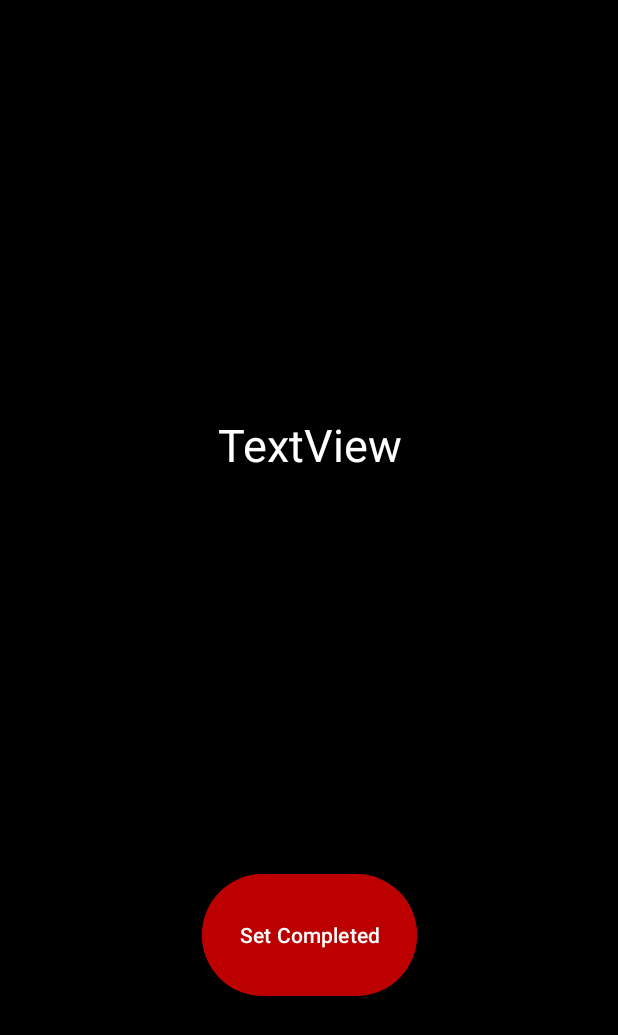
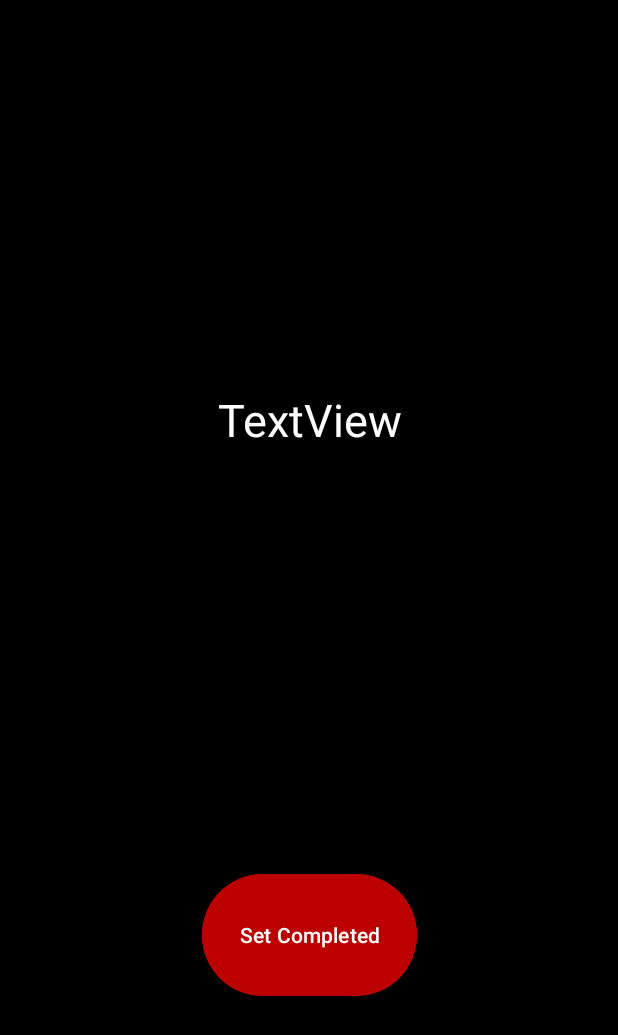
Before and after one commit to antcoop096/GymRat, an Android app: the layout activity_workout_play.xml on its own in the app's theme, with its tools: preview values and no code run, on a phone screen of 412 x 824 dp. Shown: the top 1035 px of the screen. Run offline under Robolectric (Android 15) with nearby library versions, the phone set to English and light mode, and no system bars.

Commit message:
fixed exercise information displayed to screen

```diff
--- a/app/src/main/res/layout/activity_workout_play.xml
+++ b/app/src/main/res/layout/activity_workout_play.xml
@@ -22,8 +22,8 @@
 
     <TextView
         android:id="@+id/exerciseInfo"
-        android:layout_width="231dp"
-        android:layout_height="207dp"
+        android:layout_width="279dp"
+        android:layout_height="319dp"
         android:layout_marginTop="172dp"
         android:text="TextView"
         android:textAlignment="center"
@@ -33,5 +33,5 @@
         app:layout_constraintEnd_toEndOf="parent"
         app:layout_constraintStart_toStartOf="parent"
         app:layout_constraintTop_toTopOf="parent"
-        app:layout_constraintVertical_bias="0.523" />
+        app:layout_constraintVertical_bias="1.0" />
 </androidx.constraintlayout.widget.ConstraintLayout>
```
Also changed, not shown: app/src/main/res/layout/activity_workout_rest.xml (+3 -4 lines).
